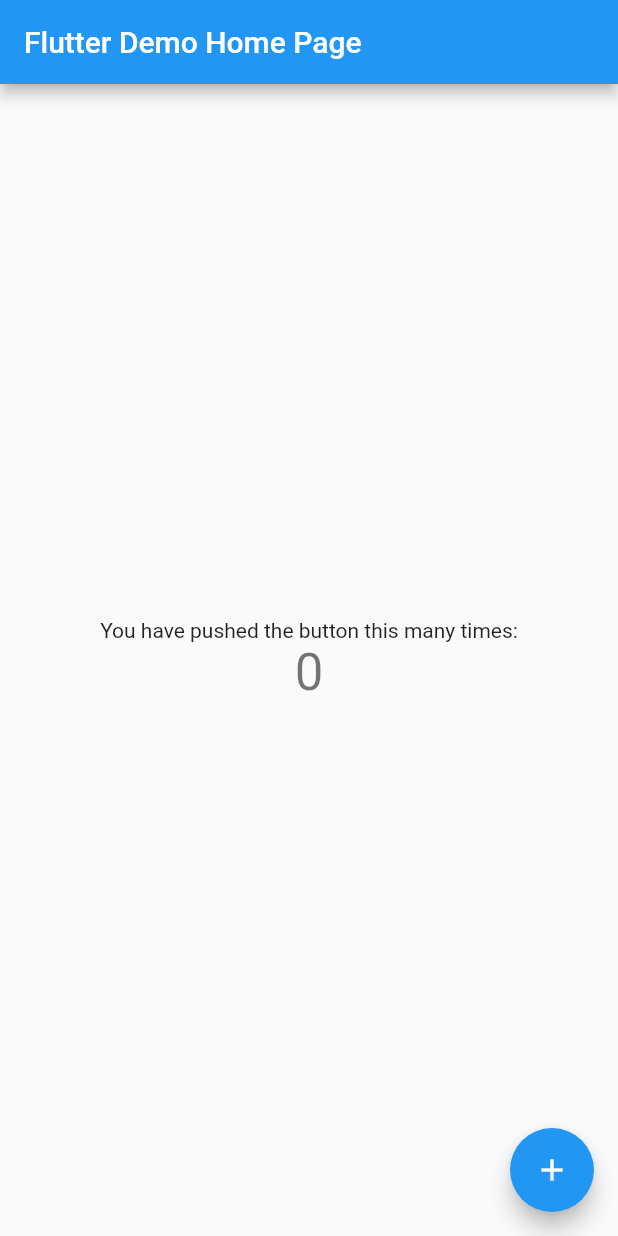
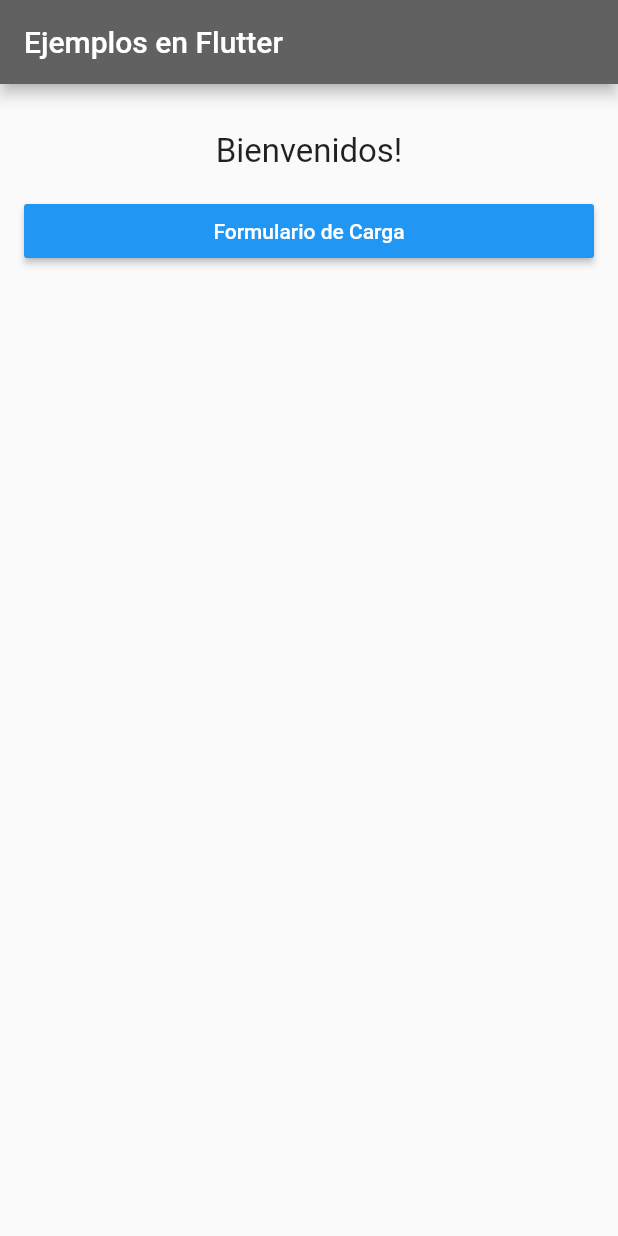
Before and after one commit to SirKuryaki/flutter_examples, a Flutter app: the screen it shows after launch, on a phone screen of 412 x 824 dp. Run offline on Flutter 3.47's test engine with Material 2 defaults, Android fonts, the phone set to English and light mode, and no system bars.

Commit message:
- added main menu page and removed code from template

```diff
--- /dev/null
+++ b/lib/MainMenuPage.dart
@@ -0,0 +1,41 @@
+import 'package:flutter/material.dart';
+
+class MainMenuPage extends StatefulWidget {
+  @override
+  _MainMenuPageState createState() => _MainMenuPageState();
+}
+
+class _MainMenuPageState extends State<MainMenuPage> {
+  @override
+  Widget build(BuildContext context) {
+    return Scaffold(
+      appBar: AppBar(
+        title: const Text('Ejemplos en Flutter'),
+      ),
+      body: Padding(
+        padding: const EdgeInsets.all(16.0),
+        child: ListView(
+          children: <Widget>[
+            Center(
+                child: Padding(
+              padding: const EdgeInsets.all(16.0),
+              child: Text(
+                'Bienvenidos!',
+                style: TextStyle(fontSize: 22.0),
+              ),
+            )),
+            new RaisedButton(
+              padding: const EdgeInsets.all(8.0),
+              textColor: Colors.white,
+              color: Colors.blue,
+              onPressed: () {},
+              child: new Text(
+                'Formulario de Carga',
+              ),
+            ),
+          ],
+        ),
+      ),
+    );
+  }
+}
--- a/lib/main.dart
+++ b/lib/main.dart
@@ -1,4 +1,5 @@
 import 'package:flutter/material.dart';
+import 'package:flutter_form_validator_example/MainMenuPage.dart';
 
 void main() => runApp(new MyApp());
 
@@ -9,101 +10,9 @@ class MyApp extends StatelessWidget {
     return new MaterialApp(
       title: 'Flutter Demo',
       theme: new ThemeData(
-        // This is the theme of your application.
-        //
-        // Try running your application with "flutter run". You'll see the
-        // application has a blue toolbar. Then, without quitting the app, try
-        // changing the primarySwatch below to Colors.green and then invoke
-        // "hot reload" (press "r" in the console where you ran "flutter run",
-        // or press Run > Flutter Hot Reload in IntelliJ). Notice that the
-        // counter didn't reset back to zero; the application is not restarted.
-        primarySwatch: Colors.blue,
+        primaryColor: Colors.grey.shade700,
       ),
-      home: new MyHomePage(title: 'Flutter Demo Home Page'),
+      home: MainMenuPage(),
     );
   }
 }
-
-class MyHomePage extends StatefulWidget {
-  MyHomePage({Key key, this.title}) : super(key: key);
-
-  // This widget is the home page of your application. It is stateful, meaning
-  // that it has a State object (defined below) that contains fields that affect
-  // how it looks.
-
-  // This class is the configuration for the state. It holds the values (in this
-  // case the title) provided by the parent (in this case the App widget) and
-  // used by the build method of the State. Fields in a Widget subclass are
-  // always marked "final".
-
-  final String title;
-
-  @override
-  _MyHomePageState createState() => new _MyHomePageState();
-}
-
-class _MyHomePageState extends State<MyHomePage> {
-  int _counter = 0;
-
-  void _incrementCounter() {
-    setState(() {
-      // This call to setState tells the Flutter framework that something has
-      // changed in this State, which causes it to rerun the build method below
-      // so that the display can reflect the updated values. If we changed
-      // _counter without calling setState(), then the build method would not be
-      // called again, and so nothing would appear to happen.
-      _counter++;
-    });
-  }
-
-  @override
-  Widget build(BuildContext context) {
-    // This method is rerun every time setState is called, for instance as done
-    // by the _incrementCounter method above.
-    //
-    // The Flutter framework has been optimized to make rerunning build methods
-    // fast, so that you can just rebuild anything that needs updating rather
-    // than having to individually change instances of widgets.
-    return new Scaffold(
-      appBar: new AppBar(
-        // Here we take the value from the MyHomePage object that was created by
-        // the App.build method, and use it to set our appbar title.
-        title: new Text(widget.title),
-      ),
-      body: new Center(
-        // Center is a layout widget. It takes a single child and positions it
-        // in the middle of the parent.
-        child: new Column(
-          // Column is also layout widget. It takes a list of children and
-          // arranges them vertically. By default, it sizes itself to fit its
-          // children horizontally, and tries to be as tall as its parent.
-          //
-          // Invoke "debug paint" (press "p" in the console where you ran
-          // "flutter run", or select "Toggle Debug Paint" from the Flutter tool
-          // window in IntelliJ) to see the wireframe for each widget.
-          //
-          // Column has various properties to control how it sizes itself and
-          // how it positions its children. Here we use mainAxisAlignment to
-          // center the children vertically; the main axis here is the vertical
-          // axis because Columns are vertical (the cross axis would be
-          // horizontal).
-          mainAxisAlignment: MainAxisAlignment.center,
-          children: <Widget>[
-            new Text(
-              'You have pushed the button this many times:',
-            ),
-            new Text(
-              '$_counter',
-              style: Theme.of(context).textTheme.display1,
-            ),
-          ],
-        ),
-      ),
-      floatingActionButton: new FloatingActionButton(
-        onPressed: _incrementCounter,
-        tooltip: 'Increment',
-        child: new Icon(Icons.add),
-      ), // This trailing comma makes auto-formatting nicer for build methods.
-    );
-  }
-}
```
